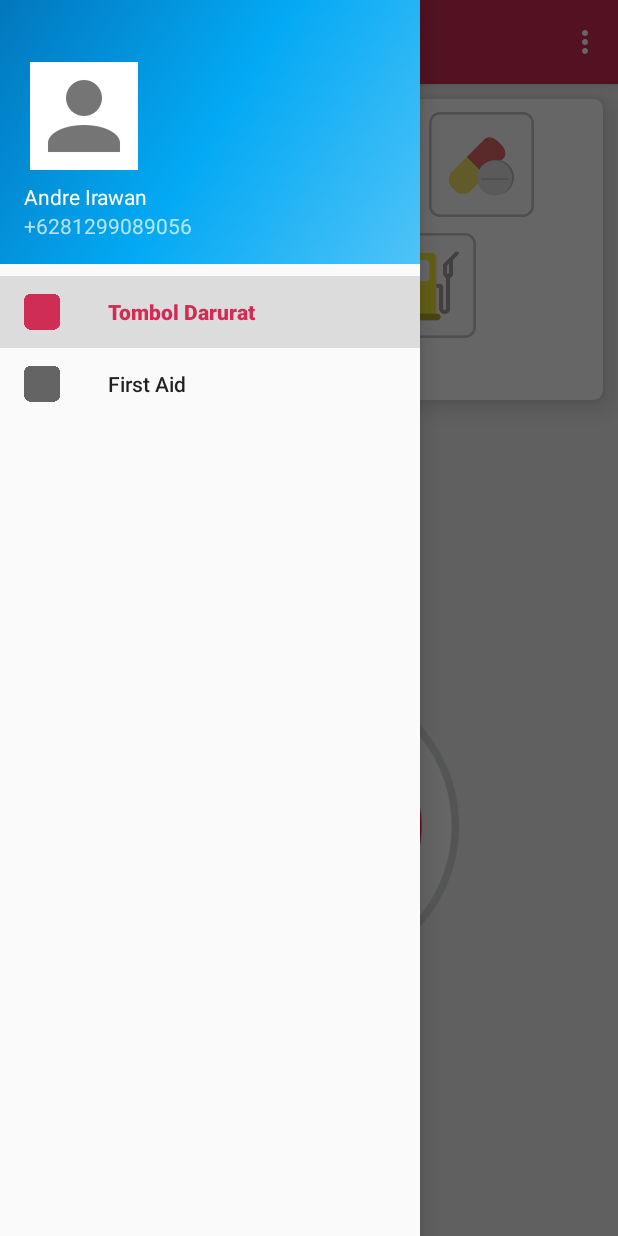
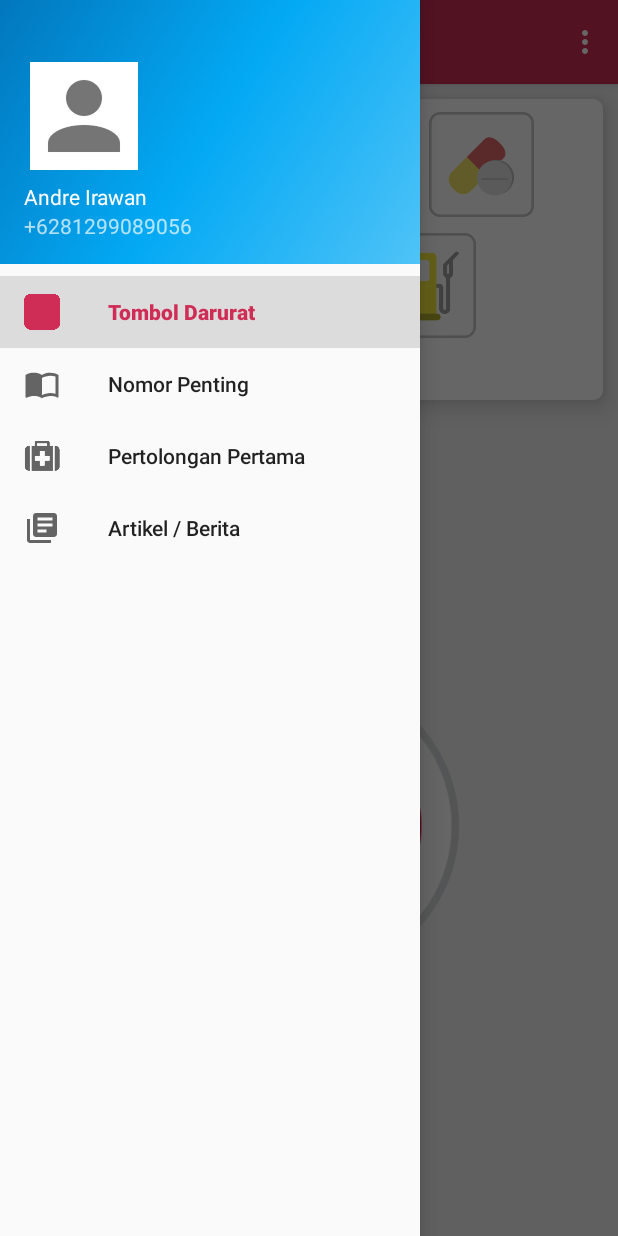
Before and after one commit to riza1999/imergency-latest, an Android app: the MainActivity screen opened directly, with no data from a screen before it, with the side drawer open, on a phone screen of 412 x 824 dp. Run offline under Robolectric (Android 15) with nearby library versions, the phone set to English and light mode, and no system bars; our stand-ins replace navigation-ui; libraries missing offline, so code that uses them is left out: com.gauravbhola.ripplepulsebackground; plain views replace RipplePulseLayout; 2 statements that could not run were skipped.

Commit message:
Add initial files for main features in drawer

```diff
--- a/app/src/main/java/com/umn/imergency/MainActivity.java
+++ b/app/src/main/java/com/umn/imergency/MainActivity.java
@@ -44,23 +44,9 @@ public class MainActivity extends AppCompatActivity {
 //                .setDrawerLayout(drawer)
 //                .build();
         mAppBarConfiguration = new AppBarConfiguration.Builder(
-                R.id.nav_tombol_darurat, R.id.nav_first_aid)
+                R.id.nav_tombol_darurat, R.id.nav_first_aid, R.id.nav_article, R.id.nav_nomor_penting)
                 .setDrawerLayout(drawer)
                 .build();
-
-        // Gabisa berubah / kepanggil. Udah coba pake implements sama override juga.
-        navigationView.setNavigationItemSelectedListener(new NavigationView.OnNavigationItemSelectedListener() {
-            @Override
-            public boolean onNavigationItemSelected(@NonNull MenuItem menuItem) {
-                Log.d(">>>", "TES");
-                int id = menuItem.getItemId();
-
-                boolean tes = id == R.id.nav_first_aid;
-
-                Log.d(">>>", String.valueOf(tes));
-                return true;
-            }
-        });
 
         NavController navController = Navigation.findNavController(this, R.id.nav_host_fragment);
         NavigationUI.setupActionBarWithNavController(this, navController, mAppBarConfiguration);
--- /dev/null
+++ b/app/src/main/res/drawable/ic_article.xml
@@ -0,0 +1,9 @@
+<vector xmlns:android="http://schemas.android.com/apk/res/android"
+        android:width="24dp"
+        android:height="24dp"
+        android:viewportWidth="24.0"
+        android:viewportHeight="24.0">
+    <path
+        android:fillColor="#FF000000"
+        android:pathData="M4,6L2,6v14c0,1.1 0.9,2 2,2h14v-2L4,20L4,6zM20,2L8,2c-1.1,0 -2,0.9 -2,2v12c0,1.1 0.9,2 2,2h12c1.1,0 2,-0.9 2,-2L22,4c0,-1.1 -0.9,-2 -2,-2zM19,11L9,11L9,9h10v2zM15,15L9,15v-2h6v2zM19,7L9,7L9,5h10v2z"/>
+</vector>
--- /dev/null
+++ b/app/src/main/res/drawable/ic_nomorpenting.xml
@@ -0,0 +1,9 @@
+<vector xmlns:android="http://schemas.android.com/apk/res/android"
+        android:width="24dp"
+        android:height="24dp"
+        android:viewportWidth="24.0"
+        android:viewportHeight="24.0">
+    <path
+        android:fillColor="#FF000000"
+        android:pathData="M21,5c-1.11,-0.35 -2.33,-0.5 -3.5,-0.5 -1.95,0 -4.05,0.4 -5.5,1.5 -1.45,-1.1 -3.55,-1.5 -5.5,-1.5S2.45,4.9 1,6v14.65c0,0.25 0.25,0.5 0.5,0.5 0.1,0 0.15,-0.05 0.25,-0.05C3.1,20.45 5.05,20 6.5,20c1.95,0 4.05,0.4 5.5,1.5 1.35,-0.85 3.8,-1.5 5.5,-1.5 1.65,0 3.35,0.3 4.75,1.05 0.1,0.05 0.15,0.05 0.25,0.05 0.25,0 0.5,-0.25 0.5,-0.5L23,6c-0.6,-0.45 -1.25,-0.75 -2,-1zM21,18.5c-1.1,-0.35 -2.3,-0.5 -3.5,-0.5 -1.7,0 -4.15,0.65 -5.5,1.5L12,8c1.35,-0.85 3.8,-1.5 5.5,-1.5 1.2,0 2.4,0.15 3.5,0.5v11.5z"/>
+</vector>
--- a/app/src/main/res/menu/activity_main_drawer.xml
+++ b/app/src/main/res/menu/activity_main_drawer.xml
@@ -10,9 +10,21 @@
             android:title="Tombol Darurat" />
 
         <item
+            android:id="@+id/nav_nomor_penting"
+            android:title="Nomor Penting"
+            android:icon="@drawable/ic_nomorpenting"/>
+
+        <item
             android:id="@+id/nav_first_aid"
-            android:icon="@drawable/logo"
-            android:title="First Aid" />
+            android:checked="false"
+            android:icon="@drawable/ic_firstaid"
+            android:title="Pertolongan Pertama" />
+
+        <item
+            android:id="@+id/nav_article"
+            android:checked="false"
+            android:icon="@drawable/ic_article"
+            android:title="Artikel / Berita"/>
     </group>
 
 </menu>
```
Also changed, not shown: app/src/main/java/com/umn/imergency/ui/article/ArticleFragment.java (added, +20 -0 lines), app/src/main/java/com/umn/imergency/ui/nomor_penting/NomorPentingFragment.java (added, +24 -0 lines), app/src/main/res/layout/fragment_artikel.xml (added, +20 -0 lines), app/src/main/res/layout/fragment_nomor_penting.xml (added, +20 -0 lines), app/src/main/res/navigation/mobile_navigation.xml (+14 -3 lines), app/src/main/res/drawable/ic_firstaid.png (added).
